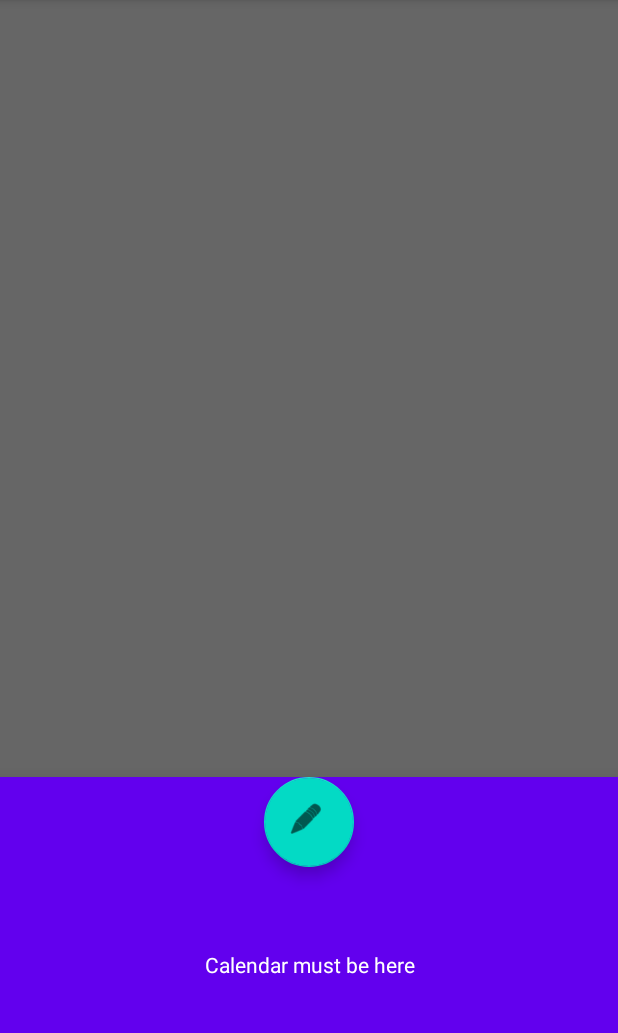
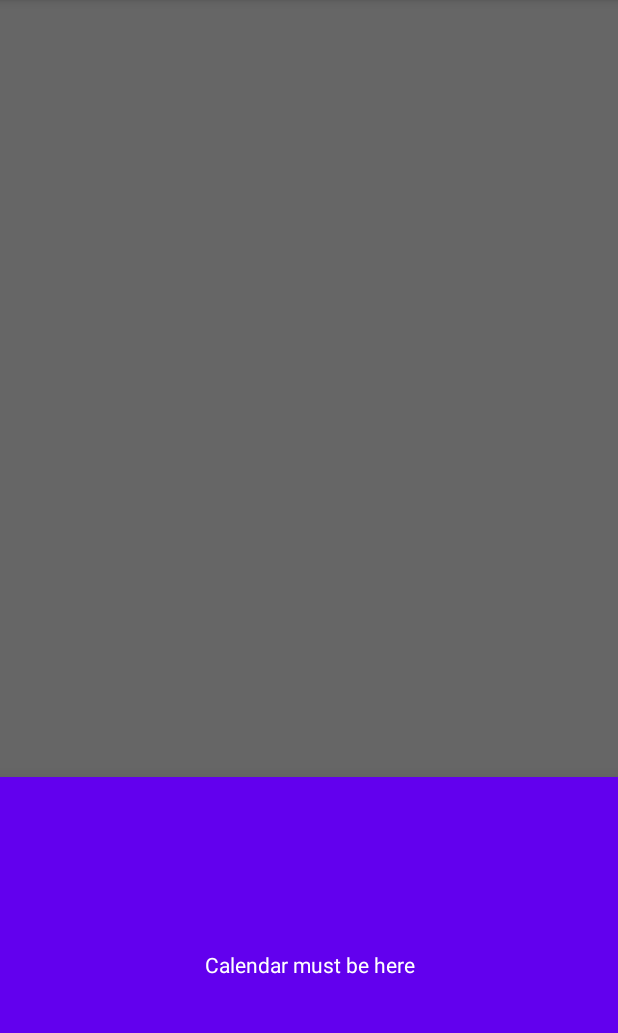
Before and after one commit to MadMakZa/HealthDiary, an Android app: the fragment BottomSheetFragment placed in its activity, on a phone screen of 412 x 824 dp, the part 84-1117 px from its top. Run offline under Robolectric (Android 15) with nearby library versions, the phone set to English and light mode, and no system bars; 3 statements that could not run were skipped.

```diff
--- a/app/src/main/java/makza/afonsky/healthdiary/BottomSheetFragment.kt
+++ b/app/src/main/java/makza/afonsky/healthdiary/BottomSheetFragment.kt
@@ -18,21 +18,8 @@ class BottomSheetFragment: BottomSheetDialogFragment(){
         savedInstanceState: Bundle?
     ): View? {
         val rootView = inflater.inflate(R.layout.bottomsheet_fragment, container, false)
-        val btnAddNote: FloatingActionButton = rootView.findViewById(R.id.btn_addNote)
-        btnAddNote.setOnClickListener {
-            Toast.makeText(activity, "Add note clicked!", Toast.LENGTH_SHORT).show()
-        }
-
         return rootView
     }
 
 
-    override fun onViewCreated(view: View, savedInstanceState: Bundle?) {
-        super.onViewCreated(view, savedInstanceState)
-
-
-
-    }
-
-
 }
--- a/app/src/main/java/makza/afonsky/healthdiary/MainActivity.kt
+++ b/app/src/main/java/makza/afonsky/healthdiary/MainActivity.kt
@@ -2,20 +2,21 @@ package makza.afonsky.healthdiary
 
 import androidx.appcompat.app.AppCompatActivity
 import android.os.Bundle
+import androidx.databinding.DataBindingUtil
 import makza.afonsky.healthdiary.databinding.ActivityMainBinding
 
 class MainActivity : AppCompatActivity() {
 
-    lateinit var bindingClass: ActivityMainBinding
+    lateinit var binding: ActivityMainBinding
 
     override fun onCreate(savedInstanceState: Bundle?) {
         super.onCreate(savedInstanceState)
-        bindingClass = ActivityMainBinding.inflate(layoutInflater)
-        setContentView(bindingClass.root)
+        binding = DataBindingUtil.setContentView(this, R.layout.activity_main)
+        binding.executePendingBindings()
 
         val bottomSheetFragment = BottomSheetFragment()
 
-        bindingClass.btnShowSheet.setOnClickListener {
+        binding.btnShowSheet.setOnClickListener {
             bottomSheetFragment.show(supportFragmentManager, "ButtonSheetDialog")
         }
     }
--- a/app/src/main/res/layout/bottomsheet_fragment.xml
+++ b/app/src/main/res/layout/bottomsheet_fragment.xml
@@ -11,13 +11,6 @@
     app:behavior_peekHeight="300dp"
     app:layout_behavior="android.support.design.widget.BottomSheetBehavior">
 
-
-    <com.google.android.material.floatingactionbutton.FloatingActionButton
-        android:id="@+id/btn_addNote"
-        android:layout_width="60dp"
-        android:layout_height="60dp"
-        android:layout_gravity="top|center"
-        app:srcCompat="@android:drawable/ic_menu_edit" />
 
     <TextView
             android:id="@+id/textView"
```
Also changed, not shown: app/build.gradle (+9 -2 lines), app/src/main/res/layout/activity_main.xml (+11 -2 lines).
